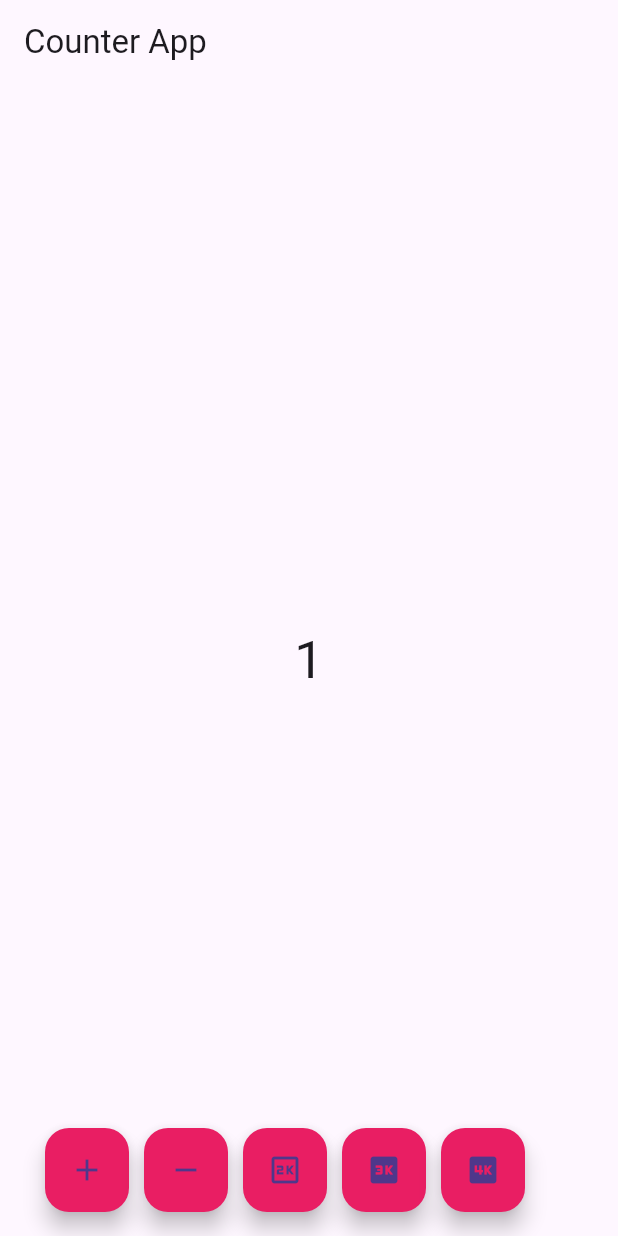
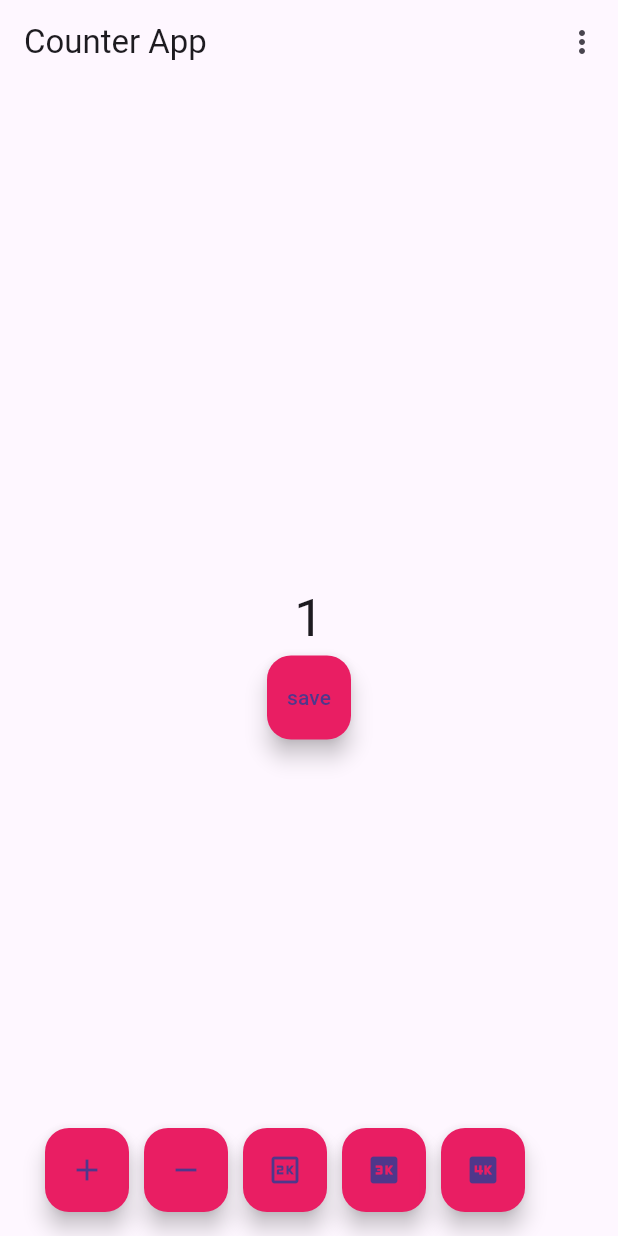
Before and after one commit to Hitesh910/counter_app2, a Flutter app: the screen it shows after launch, after a tap on the "add" icon, on a phone screen of 412 x 824 dp. Run offline on Flutter 3.47's test engine with Material 3 defaults, Android fonts, the phone set to English and light mode, and no system bars.

Commit message:
CounterApp2

```diff
--- a/lib/main.dart
+++ b/lib/main.dart
@@ -1,7 +1,7 @@
 import 'package:counter_app2/screen/home/provider/home_provider.dart';
 import 'package:counter_app2/utils/app_routes.dart';
-import 'package:counter_app2/utils/theme/provider.dart';
-import 'package:counter_app2/utils/theme/theme.dart';
+import 'package:counter_app2/utils/provider/provider.dart';
+import 'package:counter_app2/utils/theme.dart';
 import 'package:flutter/material.dart';
 import 'package:provider/provider.dart';
 
@@ -10,9 +10,9 @@ void main() {
     MultiProvider(
       providers: [
         ChangeNotifierProvider.value(value: HomeProvider()),
-        ChangeNotifierProvider.value(value: ThemeProvider())
+        ChangeNotifierProvider.value(value: ThemeChange()),
       ],
-      child: Consumer(
+      child: Consumer<ThemeChange>(
         builder: (context, value, child) {
          return MaterialApp(
             debugShowCheckedModeBanner: false,
@@ -23,7 +23,7 @@ void main() {
             // ),
             theme: LightTheme,
             darkTheme: DarkTheme,
-            themeMode: ThemeMode.light,
+            themeMode: value.mode,
             // Provider.of<ThemeProvider>(context).themeMode,
             // ThemeData(
             //     colorSchemeSeed: Colors.grey,
--- /dev/null
+++ b/lib/utils/provider/provider.dart
@@ -0,0 +1,12 @@
+import 'package:flutter/material.dart';
+
+class ThemeChange with ChangeNotifier
+{
+  ThemeMode mode = ThemeMode.light;
+
+  void changeTheme(ThemeMode m1)
+  {
+    mode = m1;
+    notifyListeners();
+  }
+}
--- a/pubspec.yaml
+++ b/pubspec.yaml
@@ -36,6 +36,7 @@ dependencies:
   # Use with the CupertinoIcons class for iOS style icons.
   cupertino_icons: ^1.0.6
   provider: ^6.1.2
+  shared_preferences: ^2.2.3
 
 dev_dependencies:
   flutter_test:
```
Also changed, not shown: lib/screen/home/view/home_screen.dart (+43 -5 lines), lib/utils/helper/shared_helper.dart (added, +13 -0 lines), lib/utils/theme/provider.dart (deleted, +0 -34 lines), lib/utils/theme.dart (renamed from lib/utils/theme/theme.dart), pubspec.lock, 3 other files.
